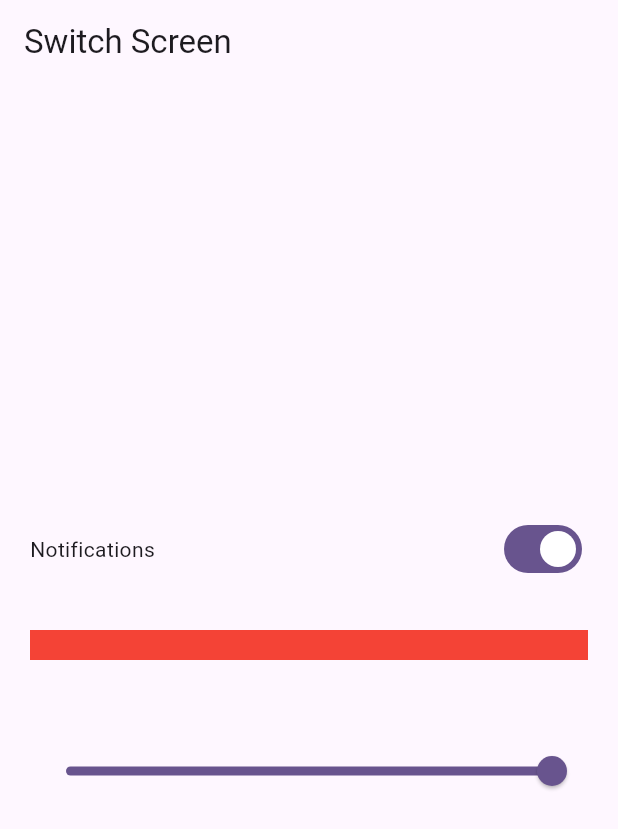
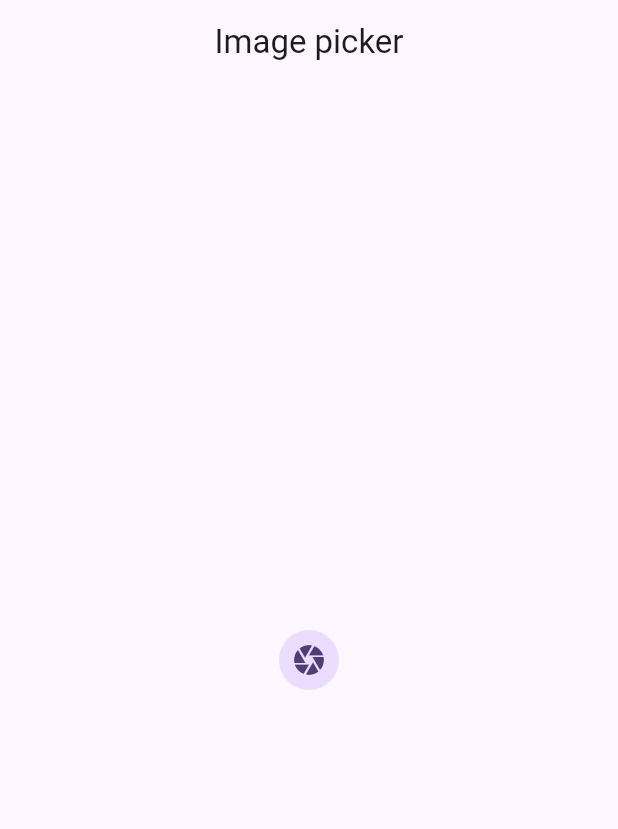
Before and after one commit to zaidahmedkhan/bloc_practice, a Flutter app: the screen it shows after launch, on a phone screen of 412 x 824 dp. Shown: the top 829 px of the screen. Run offline on Flutter 3.47's test engine with Material 3 defaults, Android fonts, the light colour scheme and no system bars; our stand-ins replace bloc, equatable, flutter_bloc, image_picker.

Commit message:
Image picker with bloc

```diff
--- /dev/null
+++ b/lib/bloc/image_picker/image_picker_bloc.dart
@@ -0,0 +1,21 @@
+import 'package:bloc_practice/bloc/image_picker/image_picker_event.dart';
+import 'package:bloc_practice/bloc/image_picker/image_picker_state.dart';
+import 'package:bloc_practice/utils/image_picker_utils.dart';
+import 'package:flutter_bloc/flutter_bloc.dart';
+import 'package:image_picker/image_picker.dart';
+
+class ImagePickerBloc extends Bloc<ImagePickerEvent, ImagePickerState> {
+  final ImagePickerUtils imagePickerUtils;
+
+  ImagePickerBloc(this.imagePickerUtils) : super(ImagePickerState()) {
+    on<CameraCapture>(cameraCapture);
+  }
+
+  void cameraCapture(
+    CameraCapture event,
+    Emitter<ImagePickerState> states,
+  ) async {
+    XFile? file = await imagePickerUtils.cameraCapture();
+    emit(state.copyWith(file: file));
+  }
+}
--- /dev/null
+++ b/lib/bloc/image_picker/image_picker_event.dart
@@ -0,0 +1,12 @@
+import 'package:equatable/equatable.dart';
+
+abstract class ImagePickerEvent extends Equatable {
+  const ImagePickerEvent();
+
+  @override
+  List<Object> get props => [];
+}
+
+class CameraCapture extends ImagePickerEvent {}
+
+class GalleryPicker extends ImagePickerEvent {}
--- /dev/null
+++ b/lib/bloc/image_picker/image_picker_state.dart
@@ -0,0 +1,14 @@
+import 'package:equatable/equatable.dart';
+import 'package:image_picker/image_picker.dart';
+
+class ImagePickerState extends Equatable {
+  final XFile? file;
+  const ImagePickerState({this.file});
+
+  ImagePickerState copyWith({XFile? file}) {
+    return ImagePickerState(file: file ?? this.file);
+  }
+
+  @override
+  List<Object?> get props => [file];
+}
--- a/lib/main.dart
+++ b/lib/main.dart
@@ -1,6 +1,9 @@
 import 'package:bloc_practice/bloc/counter/counter_bloc.dart';
+import 'package:bloc_practice/bloc/image_picker/image_picker_bloc.dart';
 import 'package:bloc_practice/bloc/switch/switch_bloc.dart';
+import 'package:bloc_practice/ui/image_picker_screen.dart';
 import 'package:bloc_practice/ui/switch_screen.dart';
+import 'package:bloc_practice/utils/image_picker_utils.dart';
 import 'package:flutter/material.dart';
 import 'package:flutter_bloc/flutter_bloc.dart';
 
@@ -17,6 +20,7 @@ class MyApp extends StatelessWidget {
       providers: [
         BlocProvider(create: (_) => CounterBloc()),
         BlocProvider(create: (_) => SwitchBloc()),
+        BlocProvider(create: (_) => ImagePickerBloc(ImagePickerUtils())),
       ],
       child: MaterialApp(
         debugShowCheckedModeBanner: false,
@@ -25,7 +29,8 @@ class MyApp extends StatelessWidget {
           colorScheme: ColorScheme.fromSeed(seedColor: Colors.deepPurple),
         ),
         // home: const CounterScreen(),
-        home: const SwitchScreen(),
+        // home: const SwitchScreen(),
+        home: const ImagePickerScreen(),
       ),
     );
   }
--- /dev/null
+++ b/lib/ui/image_picker_screen.dart
@@ -0,0 +1,40 @@
+import 'dart:io';
+
+import 'package:bloc_practice/bloc/image_picker/image_picker_bloc.dart';
+import 'package:bloc_practice/bloc/image_picker/image_picker_event.dart';
+import 'package:bloc_practice/bloc/image_picker/image_picker_state.dart';
+import 'package:flutter/material.dart';
+import 'package:flutter_bloc/flutter_bloc.dart';
+
+class ImagePickerScreen extends StatefulWidget {
+  const ImagePickerScreen({super.key});
+
+  @override
+  State<ImagePickerScreen> createState() => _ImagePickerScreenState();
+}
+
+class _ImagePickerScreenState extends State<ImagePickerScreen> {
+  @override
+  Widget build(BuildContext context) {
+    return Scaffold(
+      appBar: AppBar(title: Text("Image picker"), centerTitle: true),
+
+      body: Center(
+        child: BlocBuilder<ImagePickerBloc, ImagePickerState>(
+          builder: (context, state) {
+            if (state.file == null) {
+              return InkWell(
+                onTap: () {
+                  context.read<ImagePickerBloc>().add(CameraCapture());
+                },
+                child: CircleAvatar(child: Icon(Icons.camera)),
+              );
+            } else {
+              return Image.file(File(state.file!.path.toString()));
+            }
+          },
+        ),
+      ),
+    );
+  }
+}
--- /dev/null
+++ b/lib/utils/image_picker_utils.dart
@@ -0,0 +1,15 @@
+import 'package:image_picker/image_picker.dart';
+
+class ImagePickerUtils {
+  final ImagePicker _picker = ImagePicker();
+
+  Future<XFile?> cameraCapture() async {
+    final XFile? file = await _picker.pickImage(source: ImageSource.camera);
+    return file;
+  }
+
+  Future<XFile?> pickImageFromGallery() async {
+    final XFile? file = await _picker.pickImage(source: ImageSource.gallery);
+    return file;
+  }
+}
--- a/pubspec.yaml
+++ b/pubspec.yaml
@@ -37,6 +37,7 @@ dependencies:
   flutter_bloc: ^9.1.1
   equatable: ^2.0.7
   bloc: ^9.0.0
+  image_picker: ^1.1.2
 
 dev_dependencies:
   flutter_test:
```
Also changed, not shown: pubspec.lock, 6 other files.
